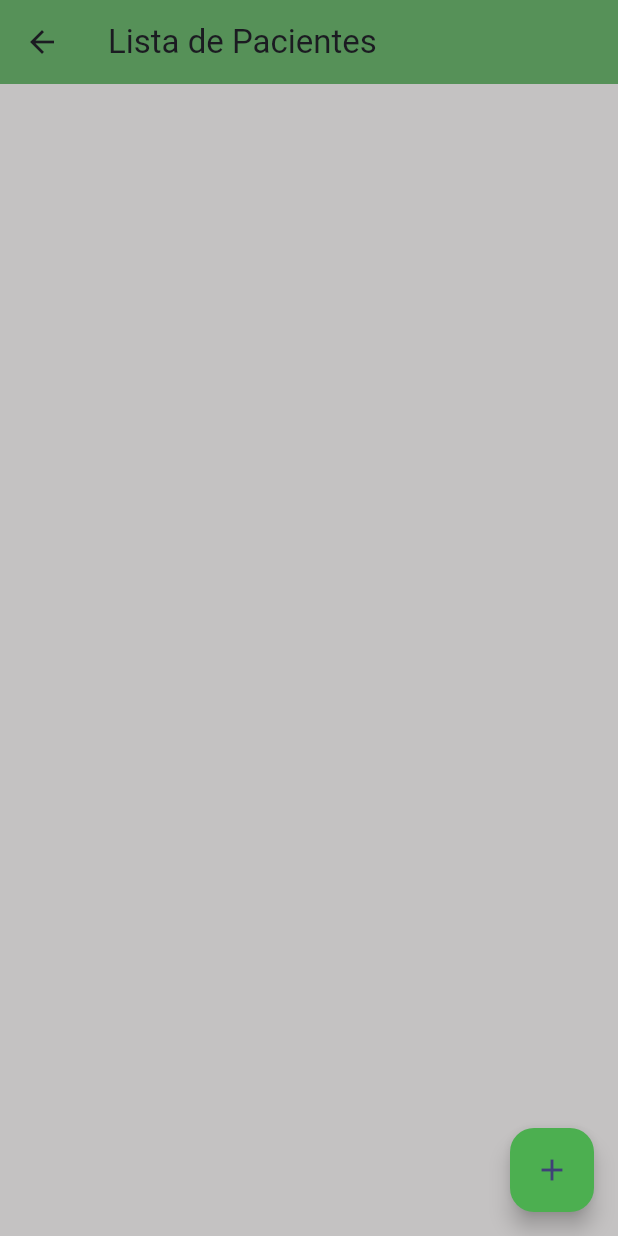
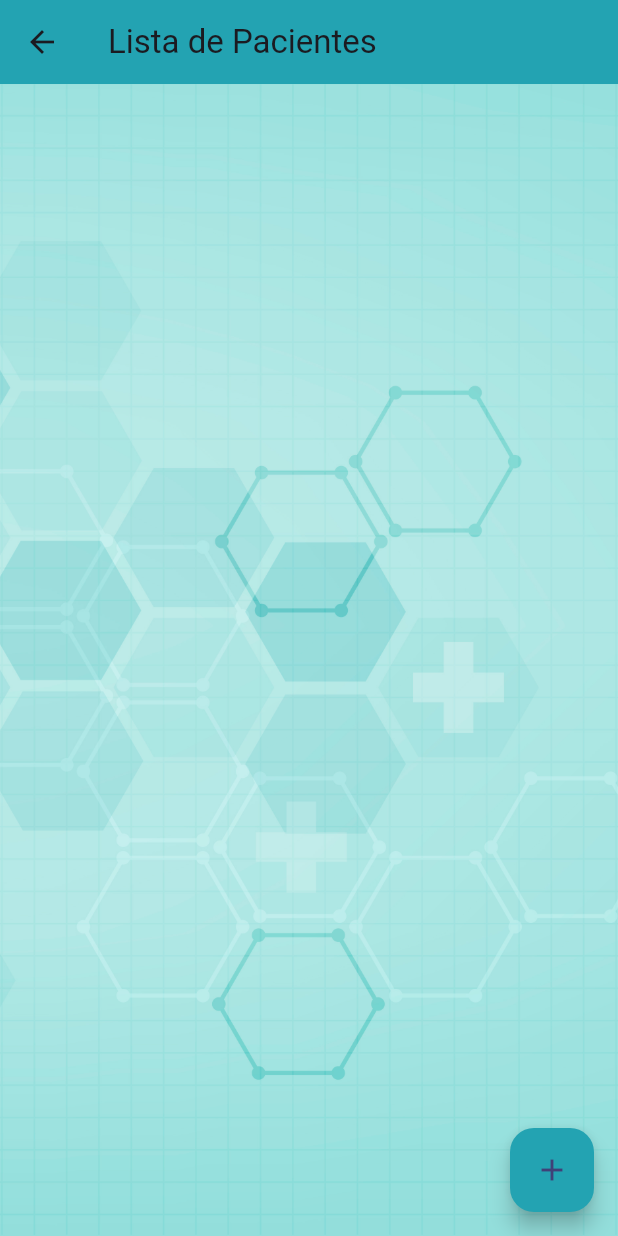
Before and after one commit to Danubio-Leite/evolucao_medica_2023, a Flutter app: the screen it shows after launch, after a tap on "Lista de Pacientes", on a phone screen of 412 x 824 dp. Run offline on Flutter 3.47's test engine with Material 2 defaults, Android fonts, the light colour scheme and no system bars; our stand-ins replace hive, hive_flutter; accounts and stored records are empty.

Commit message:
Alteracoes esteticas

```diff
--- a/lib/components/patient_tile.dart
+++ b/lib/components/patient_tile.dart
@@ -30,7 +30,7 @@ class _PatientTileState extends State<PatientTile> {
                 )),
       ),
       child: Card(
-        color: Colors.green,
+        color: const Color.fromARGB(255, 148, 216, 224),
         margin: const EdgeInsets.all(10),
         elevation: 3,
         child: ListTile(
--- a/lib/pages/home_page.dart
+++ b/lib/pages/home_page.dart
@@ -10,7 +10,7 @@ class HomePage extends StatelessWidget {
   @override
   Widget build(BuildContext context) {
     return Scaffold(
-      backgroundColor: const Color.fromARGB(255, 86, 145, 88),
+      backgroundColor: Color.fromARGB(255, 35, 163, 178),
       body: SingleChildScrollView(
         child: Column(
           children: [
@@ -55,7 +55,6 @@ class HomePage extends StatelessWidget {
               children: [
                 Container(
                   padding: const EdgeInsets.only(top: 50),
-                  height: MediaQuery.of(context).size.height,
                   child: const Column(
                     children: [
                       CustomHomeButtom(
@@ -66,11 +65,11 @@ class HomePage extends StatelessWidget {
                         ),
                       ),
                       SizedBox(
-                        height: 50,
+                        height: 20,
                       ),
                       CustomHomeButtom(
-                        image: 'assets/images/sala_vermelha.png',
-                        label: 'Sala Vermelha',
+                        image: 'assets/images/informacoes.png',
+                        label: 'Informações Úteis',
                         route: DevelopingPage(),
                       ),
                     ],
@@ -78,16 +77,15 @@ class HomePage extends StatelessWidget {
                 ),
                 Container(
                   padding: const EdgeInsets.only(top: 50),
-                  height: MediaQuery.of(context).size.height,
                   child: const Column(
                     children: [
                       CustomHomeButtom(
-                        image: 'assets/images/informacoes.png',
-                        label: 'Informações Úteis',
+                        image: 'assets/images/sala_vermelha.png',
+                        label: 'Sala Vermelha',
                         route: DevelopingPage(),
                       ),
                       SizedBox(
-                        height: 50,
+                        height: 20,
                       ),
                       CustomHomeButtom(
                         image: 'assets/images/sobre.png',
--- a/lib/pages/patient_info_page.dart
+++ b/lib/pages/patient_info_page.dart
@@ -16,7 +16,7 @@ class _PatientInfoPageState extends State<PatientInfoPage> {
       body: Container(
         decoration: const BoxDecoration(
           borderRadius: BorderRadius.all(Radius.circular(20)),
-          color: Color.fromARGB(255, 86, 145, 88),
+          color: Color.fromARGB(255, 35, 163, 178),
         ),
         padding: const EdgeInsets.all(10),
         margin: const EdgeInsets.only(
--- a/lib/pages/patients_list_page.dart
+++ b/lib/pages/patients_list_page.dart
@@ -55,10 +55,18 @@ class _MyHomePageState extends State<PatientListPage> {
 
   @override
   Widget build(BuildContext context) {
-    return Scaffold(
-      backgroundColor: const Color.fromARGB(255, 196, 194, 194),
+    return Stack(
+      children: [
+        Image.asset(
+          "assets/images/background.jpg",
+          height: MediaQuery.of(context).size.height,
+          width: MediaQuery.of(context).size.width,
+          fit: BoxFit.cover,
+        ),
+        Scaffold(
+          backgroundColor: Colors.transparent,
           appBar: AppBar(
-        backgroundColor: const Color.fromARGB(255, 86, 145, 88),
+            backgroundColor: const Color.fromARGB(255, 35, 163, 178),
             title: Text(widget.title),
           ),
           body: ListView.builder(
@@ -81,12 +89,14 @@ class _MyHomePageState extends State<PatientListPage> {
                     });
               }),
           floatingActionButton: FloatingActionButton(
-        backgroundColor: Colors.green,
+            backgroundColor: const Color.fromARGB(255, 35, 163, 178),
             onPressed: () => showForm(context, null),
             child: const Icon(
               Icons.add,
             ),
           ),
+        ),
+      ],
     );
   }
 }
```
Also changed, not shown: assets/images/background.jpg (added). Lines whose indentation alone changed are shown as unchanged.
